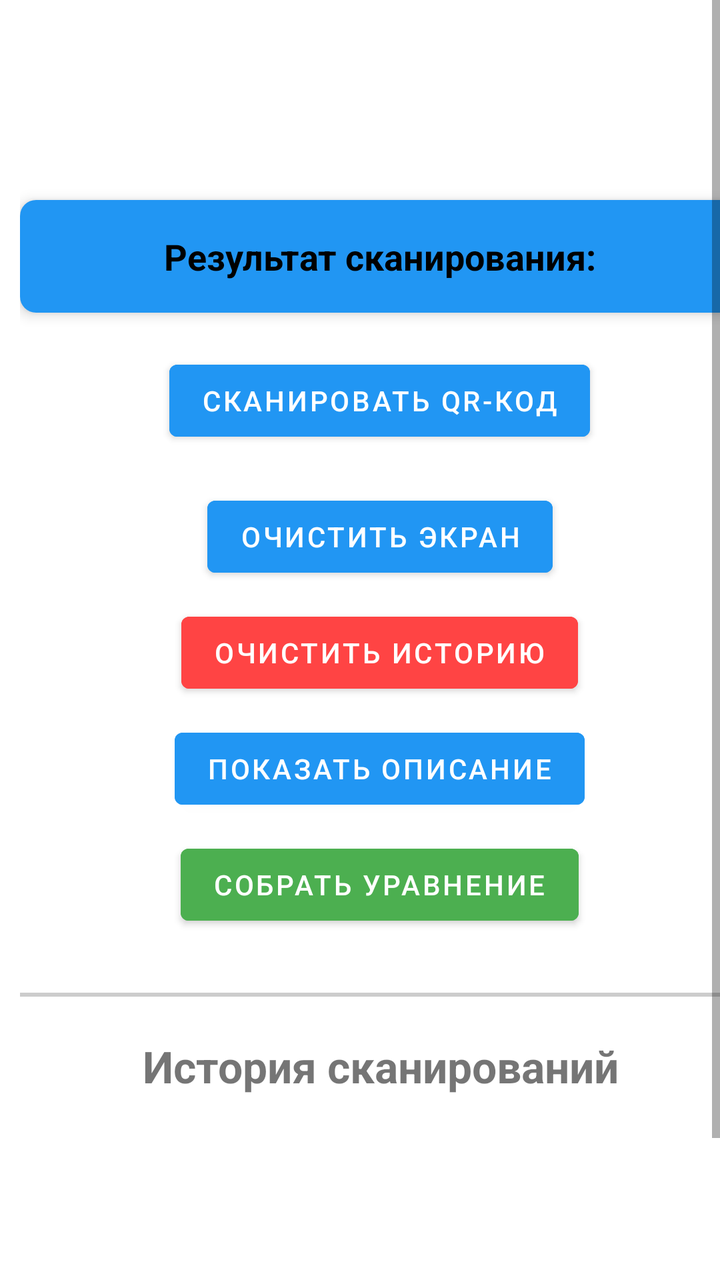
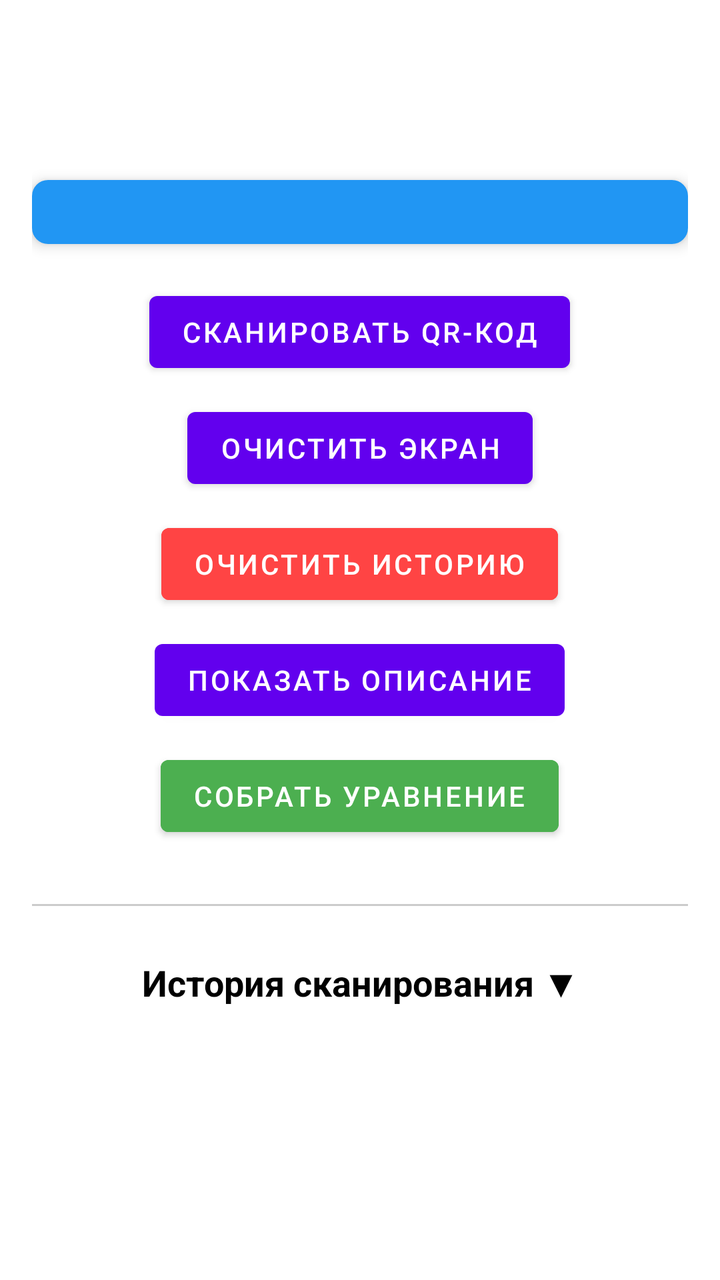

Before-and-after screenshots of an Android layout around one commit, followed by the original layout XML and the change that was made.
<!-- AndroidManifest.xml: application theme Theme.QrCodeApp -->
<!-- res/layout/activity_main.xml -->
<?xml version="1.0" encoding="utf-8"?>
<ScrollView xmlns:android="http://schemas.android.com/apk/res/android"
    xmlns:app="http://schemas.android.com/apk/res-auto"
    android:id="@+id/scroll_view"
    android:layout_width="match_parent"
    android:layout_height="match_parent"
    android:background="@color/white"
    android:fillViewport="true"
    android:scrollbars="vertical">

    <LinearLayout
        android:layout_width="match_parent"
        android:layout_height="wrap_content"
        android:orientation="vertical"
        android:layout_marginTop="80dp"
        android:layout_marginLeft="10dp"
        android:layout_marginRight="10dp"
        android:background="@color/white">

        
        <androidx.cardview.widget.CardView
            android:id="@+id/current_result_card"
            android:layout_width="match_parent"
            android:layout_height="wrap_content"
            android:layout_marginTop="20dp"
            app:cardCornerRadius="8dp"
            app:cardElevation="4dp">

            <LinearLayout
                android:id="@+id/current_result_container"
                android:layout_width="match_parent"
                android:layout_height="wrap_content"
                android:background="@color/purple"
                android:orientation="vertical"
                android:padding="16dp"
                android:backgroundTint="#2196F3">

                <TextView
                    android:id="@+id/tv_result_title"
                    android:layout_width="match_parent"
                    android:layout_height="wrap_content"
                    android:text="Результат сканирования:"
                    android:textColor="@color/black"
                    android:textSize="18sp"
                    android:textStyle="bold"
                    android:gravity="center" />

                
                <TextView
                    android:id="@+id/tv_result_type"
                    android:layout_width="match_parent"
                    android:layout_height="wrap_content"
                    android:layout_marginTop="8dp"
                    android:textSize="14sp"
                    android:textStyle="italic"
                    android:gravity="center"
                    android:visibility="gone" />

                
                <TextView
                    android:id="@+id/tv_result_content"
                    android:layout_width="match_parent"
                    android:layout_height="wrap_content"
                    android:layout_marginTop="8dp"
                    android:textColor="@color/black"
                    android:textSize="20sp"
                    android:gravity="center"
                    android:textAlignment="center"
                    android:visibility="gone" />

                
                <TextView
                    android:id="@+id/tv_result_link"
                    android:layout_width="match_parent"
                    android:layout_height="wrap_content"
                    android:layout_marginTop="8dp"
                    android:textColor="@color/design_default_color_primary"
                    android:textSize="16sp"
                    android:gravity="center"
                    android:textAlignment="center"
                    android:visibility="gone" />

                
                <ImageView
                    android:id="@+id/iv_result_image"
                    android:layout_width="match_parent"
                    android:layout_height="wrap_content"
                    android:scaleType="fitCenter"
                    android:adjustViewBounds="true"
                    android:visibility="gone" />

            </LinearLayout>
        </androidx.cardview.widget.CardView>

        
        <Button
            android:id="@+id/btn_scan"
            android:layout_width="wrap_content"
            android:layout_height="wrap_content"
            android:layout_gravity="center_horizontal"
            android:layout_marginTop="20dp"
            android:backgroundTint="#2196F3"
            android:text="@string/btn_scan" />

        <Button
            android:id="@+id/btn_clear"
            android:layout_width="wrap_content"
            android:layout_height="wrap_content"
            android:layout_gravity="center_horizontal"
            android:layout_marginTop="20dp"
            android:backgroundTint="#2196F3"
            android:text="@string/btn_clear" />

        <Button
            android:id="@+id/btn_clear_history"
            android:layout_width="wrap_content"
            android:layout_height="wrap_content"
            android:layout_gravity="center_horizontal"
            android:layout_marginTop="10dp"
            android:backgroundTint="#FF4444"
            android:text="@string/btn_clear_history" />

        <Button
            android:id="@+id/btn_show_description"
            android:layout_width="wrap_content"
            android:layout_height="wrap_content"
            android:layout_gravity="center_horizontal"
            android:layout_marginTop="10dp"
            android:backgroundTint="#2196F3"
            android:text="@string/btn_show_description" />

        <Button
            android:id="@+id/btn_combine_elements"
            android:layout_width="wrap_content"
            android:layout_height="wrap_content"
            android:layout_gravity="center_horizontal"
            android:layout_marginTop="10dp"
            android:backgroundTint="#4CAF50"
            android:text="@string/btn_combine_elements" />

        
        <View
            android:layout_width="match_parent"
            android:layout_height="2dp"
            android:background="#CCCCCC"
            android:layout_marginTop="30dp"/>

        <TextView
            android:layout_width="match_parent"
            android:layout_height="wrap_content"
            android:text="История сканирований"
            android:textSize="22sp"
            android:textStyle="bold"
            android:gravity="center"
            android:layout_marginTop="20dp"
            android:layout_marginBottom="10dp"/>

        
        <LinearLayout
            android:id="@+id/history_container"
            android:layout_width="match_parent"
            android:layout_height="wrap_content"
            android:orientation="vertical"
            android:paddingBottom="20dp"/>

        
        <Space
            android:layout_width="match_parent"
            android:layout_height="50dp"/>

    </LinearLayout>
</ScrollView>
<!-- resources referenced by this layout -->
<resources>
  <color name="black">#FF000000</color>
  <color name="purple">#f4ebfa</color>
  <color name="white">#FFFFFFFF</color>
  <string name="btn_clear">Очистить экран</string>
  <string name="btn_clear_history">Очистить историю</string>
  <string name="btn_combine_elements">Собрать уравнение</string>
  <string name="btn_scan">Сканировать Qr-код</string>
  <string name="btn_show_description">Показать описание</string>
  <style name="Theme.QrCodeApp" parent="Theme.MaterialComponents.DayNight.DarkActionBar">
          
          <item name="colorPrimary">@color/purple_500</item>
          <item name="colorPrimaryVariant">@color/purple_700</item>
          <item name="colorOnPrimary">@color/white</item>
          
          <item name="colorSecondary">@color/teal_200</item>
          <item name="colorSecondaryVariant">@color/teal_700</item>
          
          
          <item name="android:statusBarColor">?attr/colorPrimaryVariant</item>
          
      </style>
  <color name="purple_500">#FF6200EE</color>
  <color name="purple_700">#FF3700B3</color>
  <color name="teal_200">#FF03DAC5</color>
  <color name="teal_700">#FF018786</color>
</resources>

<!-- the commit's change to res/layout/activity_main.xml (unified diff, before → after) -->
@@ -1,6 +1,7 @@
 <?xml version="1.0" encoding="utf-8"?>
 <ScrollView xmlns:android="http://schemas.android.com/apk/res/android"
     xmlns:app="http://schemas.android.com/apk/res-auto"
+    xmlns:tools="http://schemas.android.com/tools"
     android:id="@+id/scroll_view"
     android:layout_width="match_parent"
     android:layout_height="match_parent"
@@ -12,28 +13,26 @@
         android:layout_width="match_parent"
         android:layout_height="wrap_content"
         android:orientation="vertical"
-        android:layout_marginTop="80dp"
-        android:layout_marginLeft="10dp"
-        android:layout_marginRight="10dp"
-        android:background="@color/white">
+        android:paddingLeft="16dp"
+        android:paddingRight="16dp"
+        android:paddingBottom="16dp"
+        android:paddingTop="80dp">
 
         
         <androidx.cardview.widget.CardView
-            android:id="@+id/current_result_card"
+            android:id="@+id/current_result_container"
             android:layout_width="match_parent"
             android:layout_height="wrap_content"
-            android:layout_marginTop="20dp"
+            android:layout_marginTop="10dp"
             app:cardCornerRadius="8dp"
             app:cardElevation="4dp">
 
             <LinearLayout
-                android:id="@+id/current_result_container"
                 android:layout_width="match_parent"
                 android:layout_height="wrap_content"
-                android:background="@color/purple"
+                android:background="#2196F3"
                 android:orientation="vertical"
-                android:padding="16dp"
-                android:backgroundTint="#2196F3">
+                android:padding="16dp">
 
                 <TextView
                     android:id="@+id/tv_result_title"
@@ -43,9 +42,9 @@
                     android:textColor="@color/black"
                     android:textSize="18sp"
                     android:textStyle="bold"
-                    android:gravity="center" />
+                    android:gravity="center"
+                    android:visibility="gone" />
 
-                
                 <TextView
                     android:id="@+id/tv_result_type"
                     android:layout_width="match_parent"
@@ -53,10 +52,10 @@
                     android:layout_marginTop="8dp"
                     android:textSize="14sp"
                     android:textStyle="italic"
+                    android:textColor="@color/black"
                     android:gravity="center"
                     android:visibility="gone" />
 
-                
                 <TextView
                     android:id="@+id/tv_result_content"
                     android:layout_width="match_parent"
@@ -65,28 +64,26 @@
                     android:textColor="@color/black"
                     android:textSize="20sp"
                     android:gravity="center"
-                    android:textAlignment="center"
                     android:visibility="gone" />
 
-                
                 <TextView
                     android:id="@+id/tv_result_link"
                     android:layout_width="match_parent"
                     android:layout_height="wrap_content"
                     android:layout_marginTop="8dp"
-                    android:textColor="@color/design_default_color_primary"
+                    android:textColor="@color/black"
                     android:textSize="16sp"
                     android:gravity="center"
-                    android:textAlignment="center"
                     android:visibility="gone" />
 
-                
                 <ImageView
                     android:id="@+id/iv_result_image"
                     android:layout_width="match_parent"
                     android:layout_height="wrap_content"
+                    android:layout_marginTop="8dp"
+                    android:adjustViewBounds="true"
+                    android:maxHeight="300dp"
                     android:scaleType="fitCenter"
-                    android:adjustViewBounds="true"
                     android:visibility="gone" />
 
             </LinearLayout>
@@ -99,17 +96,15 @@
             android:layout_height="wrap_content"
             android:layout_gravity="center_horizontal"
             android:layout_marginTop="20dp"
-            android:backgroundTint="#2196F3"
-            android:text="@string/btn_scan" />
+            android:text="Сканировать QR-код" />
 
         <Button
             android:id="@+id/btn_clear"
             android:layout_width="wrap_content"
             android:layout_height="wrap_content"
             android:layout_gravity="center_horizontal"
-            android:layout_marginTop="20dp"
-            android:backgroundTint="#2196F3"
-            android:text="@string/btn_clear" />
+            android:layout_marginTop="10dp"
+            android:text="Очистить экран" />
 
         <Button
             android:id="@+id/btn_clear_history"
@@ -118,7 +113,7 @@
             android:layout_gravity="center_horizontal"
             android:layout_marginTop="10dp"
             android:backgroundTint="#FF4444"
-            android:text="@string/btn_clear_history" />
+            android:text="Очистить историю" />
 
         <Button
             android:id="@+id/btn_show_description"
@@ -126,8 +121,7 @@
             android:layout_height="wrap_content"
             android:layout_gravity="center_horizontal"
             android:layout_marginTop="10dp"
-            android:backgroundTint="#2196F3"
-            android:text="@string/btn_show_description" />
+            android:text="Показать описание" />
 
         <Button
             android:id="@+id/btn_combine_elements"
@@ -136,24 +130,32 @@
             android:layout_gravity="center_horizontal"
             android:layout_marginTop="10dp"
             android:backgroundTint="#4CAF50"
-            android:text="@string/btn_combine_elements" />
+            android:text="Собрать уравнение" />
+
+        
 
         
         <View
             android:layout_width="match_parent"
-            android:layout_height="2dp"
-            android:background="#CCCCCC"
-            android:layout_marginTop="30dp"/>
+            android:layout_height="1dp"
+            android:layout_marginTop="30dp"
+            android:background="#CCCCCC" />
 
+        
         <TextView
+            android:id="@+id/tv_history_toggle"
             android:layout_width="match_parent"
             android:layout_height="wrap_content"
-            android:text="История сканирований"
-            android:textSize="22sp"
-            android:textStyle="bold"
+            android:layout_marginTop="10dp"
+            android:background="?attr/selectableItemBackground"
+            android:clickable="true"
+            android:focusable="true"
             android:gravity="center"
-            android:layout_marginTop="20dp"
-            android:layout_marginBottom="10dp"/>
+            android:padding="16dp"
+            android:text="История сканирования ▼"
+            android:textColor="@color/black"
+            android:textSize="18sp"
+            android:textStyle="bold" />
 
         
         <LinearLayout
@@ -161,12 +163,12 @@
             android:layout_width="match_parent"
             android:layout_height="wrap_content"
             android:orientation="vertical"
-            android:paddingBottom="20dp"/>
+            android:visibility="gone" />
 
         
         <Space
             android:layout_width="match_parent"
-            android:layout_height="50dp"/>
+            android:layout_height="50dp" />
 
     </LinearLayout>
 </ScrollView>
<!-- resource entries referenced after the edit -->
@@ -1,13 +1,7 @@
 <!-- resources referenced by this layout -->
 <resources>
   <color name="black">#FF000000</color>
-  <color name="purple">#f4ebfa</color>
   <color name="white">#FFFFFFFF</color>
-  <string name="btn_clear">Очистить экран</string>
-  <string name="btn_clear_history">Очистить историю</string>
-  <string name="btn_combine_elements">Собрать уравнение</string>
-  <string name="btn_scan">Сканировать Qr-код</string>
-  <string name="btn_show_description">Показать описание</string>
   <style name="Theme.QrCodeApp" parent="Theme.MaterialComponents.DayNight.DarkActionBar">
           
           <item name="colorPrimary">@color/purple_500</item>
